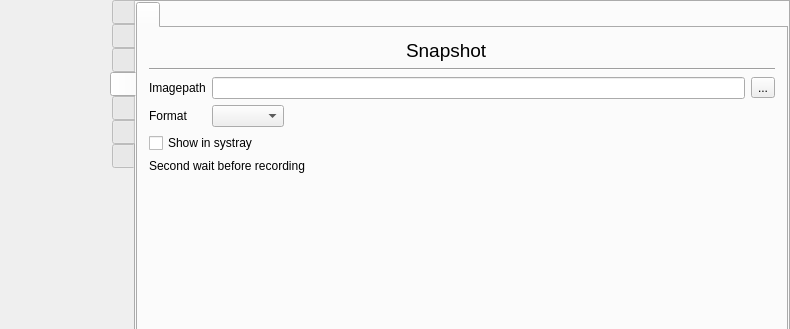
Qt form src/formMainWindow.ui (vkohaupt/vokoscreenNG) before a commit; both pictures show x 0 to 790 and y 0 to 329 of the 790 by 500 pixel window.
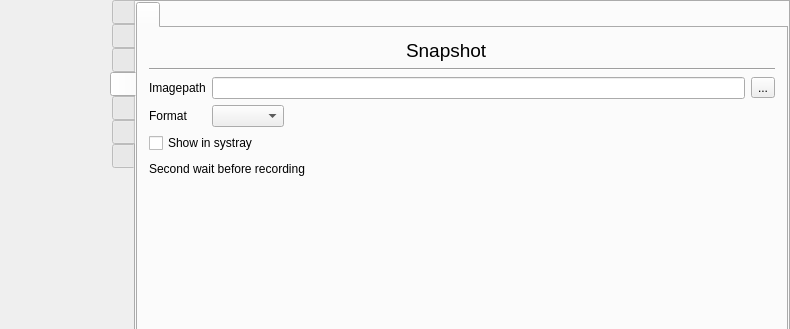
The same form after that commit. The open tabs and pages were chosen to show the change. Icons and pictures are not drawn.

Diff of the .ui file:
```diff
--- a/src/formMainWindow.ui
+++ b/src/formMainWindow.ui
@@ -4120,6 +4120,19 @@
                     </property>
                    </widget>
                   </item>
+                  <item>
+                   <spacer name="horizontalSpacer_42">
+                    <property name="orientation">
+                     <enum>Qt::Horizontal</enum>
+                    </property>
+                    <property name="sizeHint" stdset="0">
+                     <size>
+                      <width>40</width>
+                      <height>20</height>
+                     </size>
+                    </property>
+                   </spacer>
+                  </item>
                  </layout>
                 </item>
                 <item row="1" column="0" colspan="3">
```
Left out of the diff: 9 changed lines with no effect on the pictures.
